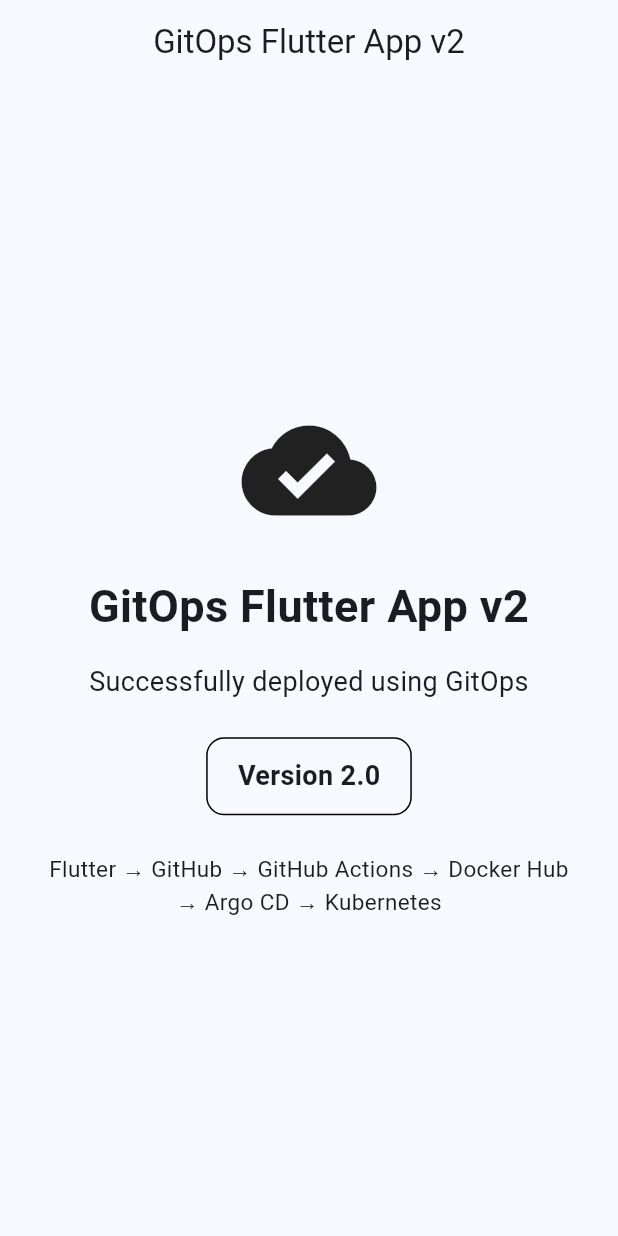
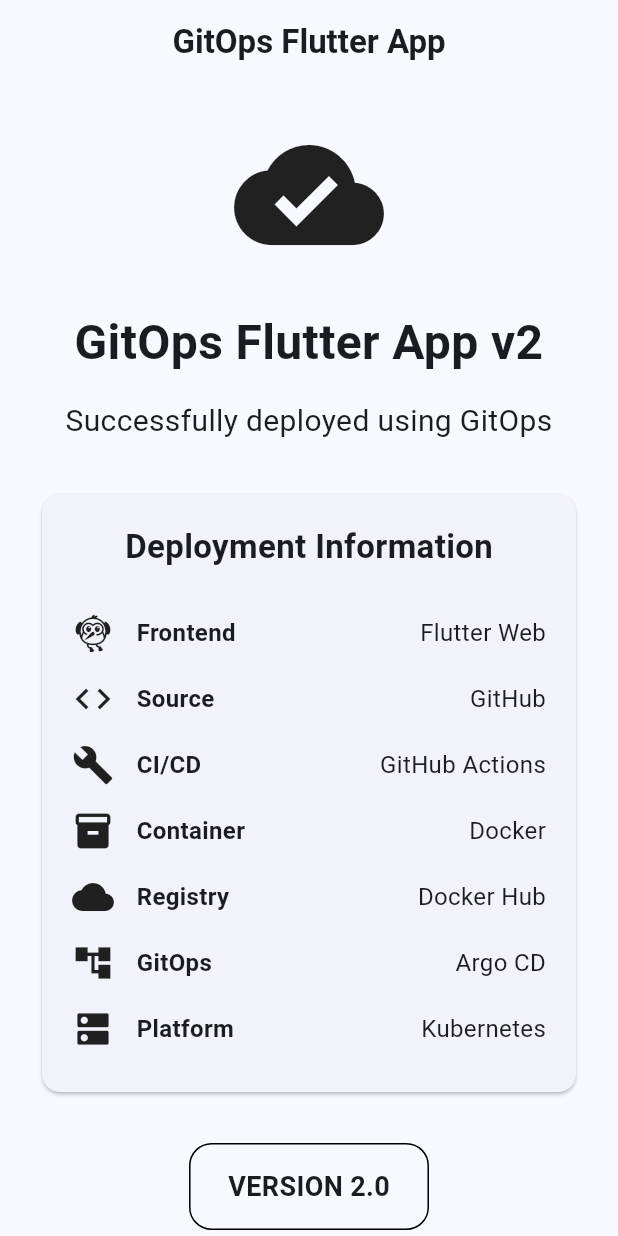
Before and after one commit to Satishpatil2006/gitops-flutter-app, a Flutter app: the screen it shows after launch, on a phone screen of 412 x 824 dp. Run offline on Flutter 3.47's test engine with Material 3 defaults, Android fonts, the phone set to English and light mode, and no system bars.

Commit message:
Update Flutter GitOps application UI

```diff
--- a/lib/main.dart
+++ b/lib/main.dart
@@ -30,60 +30,139 @@
   Widget build(BuildContext context) {
     return Scaffold(
       appBar: AppBar(
-        title: const Text('GitOps Flutter App v2'),
+        title: const Text(
+          'GitOps Flutter App',
+          style: TextStyle(
+            fontWeight: FontWeight.bold,
+          ),
+        ),
         centerTitle: true,
       ),
       body: Center(
-        child: Padding(
+        child: SingleChildScrollView(
           padding: const EdgeInsets.all(24),
           child: Column(
             mainAxisAlignment: MainAxisAlignment.center,
             children: [
               const Icon(
                 Icons.cloud_done,
-                size: 90,
+                size: 100,
               ),
-              const SizedBox(height: 24),
+
+              const SizedBox(height: 25),
+
               const Text(
                 'GitOps Flutter App v2',
+                textAlign: TextAlign.center,
                 style: TextStyle(
-                  fontSize: 30,
+                  fontSize: 32,
                   fontWeight: FontWeight.bold,
                 ),
-                textAlign: TextAlign.center,
               ),
-              const SizedBox(height: 16),
+
+              const SizedBox(height: 15),
+
               const Text(
                 'Successfully deployed using GitOps',
+                textAlign: TextAlign.center,
                 style: TextStyle(
-                  fontSize: 18,
+                  fontSize: 20,
                 ),
-                textAlign: TextAlign.center,
               ),
-              const SizedBox(height: 24),
+
+              const SizedBox(height: 30),
+
+              Card(
+                child: Padding(
+                  padding: const EdgeInsets.all(20),
+                  child: Column(
+                    children: [
+                      const Text(
+                        'Deployment Information',
+                        style: TextStyle(
+                          fontSize: 22,
+                          fontWeight: FontWeight.bold,
+                        ),
+                      ),
+
+                      const SizedBox(height: 20),
+
+                      _infoRow(
+                        Icons.flutter_dash,
+                        'Frontend',
+                        'Flutter Web',
+                      ),
+
+                      _infoRow(
+                        Icons.code,
+                        'Source',
+                        'GitHub',
+                      ),
+
+                      _infoRow(
+                        Icons.build,
+                        'CI/CD',
+                        'GitHub Actions',
+                      ),
+
+                      _infoRow(
+                        Icons.inventory_2,
+                        'Container',
+                        'Docker',
+                      ),
+
+                      _infoRow(
+                        Icons.cloud,
+                        'Registry',
+                        'Docker Hub',
+                      ),
+
+                      _infoRow(
+                        Icons.account_tree,
+                        'GitOps',
+                        'Argo CD',
+                      ),
+
+                      _infoRow(
+                        Icons.dns,
+                        'Platform',
+                        'Kubernetes',
+                      ),
+                    ],
+                  ),
+                ),
+              ),
+
+              const SizedBox(height: 30),
+
               Container(
                 padding: const EdgeInsets.symmetric(
-                  horizontal: 20,
-                  vertical: 12,
+                  horizontal: 25,
+                  vertical: 15,
                 ),
                 decoration: BoxDecoration(
-                  borderRadius: BorderRadius.circular(12),
+                  borderRadius: BorderRadius.circular(15),
                   border: Border.all(),
                 ),
                 child: const Text(
-                  'Version 2.0',
+                  'VERSION 2.0',
                   style: TextStyle(
                     fontSize: 18,
                     fontWeight: FontWeight.bold,
                   ),
                 ),
               ),
-              const SizedBox(height: 24),
+
+              const SizedBox(height: 30),
+
               const Text(
                 'Flutter → GitHub → GitHub Actions → '
                 'Docker Hub → Argo CD → Kubernetes',
                 textAlign: TextAlign.center,
-                style: TextStyle(fontSize: 15),
+                style: TextStyle(
+                  fontSize: 15,
+                  fontWeight: FontWeight.w500,
+                ),
               ),
             ],
           ),
@@ -91,4 +170,35 @@
       ),
     );
   }
+
+  static Widget _infoRow(
+    IconData icon,
+    String title,
+    String value,
+  ) {
+    return Padding(
+      padding: const EdgeInsets.symmetric(vertical: 8),
+      child: Row(
+        children: [
+          Icon(icon, size: 28),
+          const SizedBox(width: 15),
+          Expanded(
+            child: Text(
+              title,
+              style: const TextStyle(
+                fontWeight: FontWeight.bold,
+                fontSize: 16,
+              ),
+            ),
+          ),
+          Text(
+            value,
+            style: const TextStyle(
+              fontSize: 16,
+            ),
+          ),
+        ],
+      ),
+    );
+  }
 }
```
